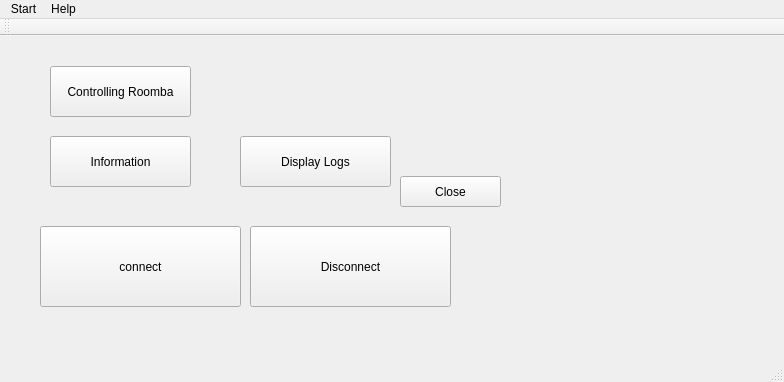
K-4U/ese_project4y5, file GUI/Gui-RoombaV1.0/roomba.ui: the form before one commit.
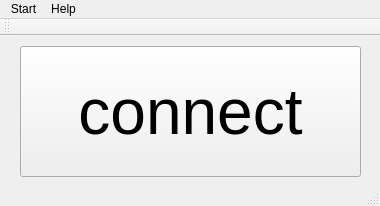
The form after the commit.

The edit to the form file:
```diff
--- a/GUI/Gui-RoombaV1.0/roomba.ui
+++ b/GUI/Gui-RoombaV1.0/roomba.ui
@@ -6,99 +6,39 @@
    <rect>
     <x>0</x>
     <y>0</y>
-    <width>784</width>
-    <height>382</height>
+    <width>380</width>
+    <height>206</height>
    </rect>
   </property>
   <property name="windowTitle">
    <string>Roomba</string>
   </property>
   <widget class="QWidget" name="centralWidget">
-   <widget class="QPushButton" name="pbCloseRoomba">
-    <property name="geometry">
-     <rect>
-      <x>400</x>
-      <y>140</y>
-      <width>101</width>
-      <height>31</height>
-     </rect>
-    </property>
-    <property name="text">
-     <string>Close</string>
-    </property>
-   </widget>
-   <widget class="QPushButton" name="pbControlRoomba">
-    <property name="geometry">
-     <rect>
-      <x>50</x>
-      <y>30</y>
-      <width>141</width>
-      <height>51</height>
-     </rect>
-    </property>
-    <property name="text">
-     <string>Controlling Roomba</string>
-    </property>
-   </widget>
-   <widget class="QPushButton" name="pbInformation">
-    <property name="geometry">
-     <rect>
-      <x>50</x>
-      <y>100</y>
-      <width>141</width>
-      <height>51</height>
-     </rect>
-    </property>
-    <property name="text">
-     <string>Information</string>
-    </property>
-   </widget>
-   <widget class="QPushButton" name="pbDisplayLogs">
-    <property name="geometry">
-     <rect>
-      <x>240</x>
-      <y>100</y>
-      <width>151</width>
-      <height>51</height>
-     </rect>
-    </property>
-    <property name="text">
-     <string>Display Logs</string>
-    </property>
-   </widget>
    <widget class="QPushButton" name="pbConnect">
     <property name="geometry">
      <rect>
-      <x>40</x>
-      <y>190</y>
-      <width>201</width>
-      <height>81</height>
+      <x>20</x>
+      <y>10</y>
+      <width>341</width>
+      <height>131</height>
      </rect>
     </property>
+    <property name="font">
+     <font>
+      <pointsize>48</pointsize>
+     </font>
+    </property>
     <property name="text">
      <string>connect</string>
     </property>
    </widget>
-   <widget class="QPushButton" name="pbDisonnect">
-    <property name="geometry">
-     <rect>
-      <x>250</x>
-      <y>190</y>
-      <width>201</width>
-      <height>81</height>
-     </rect>
-    </property>
-    <property name="text">
-     <string>Disconnect</string>
-    </property>
-   </widget>
   </widget>
   <widget class="QMenuBar" name="menuBar">
    <property name="geometry">
     <rect>
      <x>0</x>
      <y>0</y>
-     <width>784</width>
+     <width>380</width>
      <height>21</height>
     </rect>
    </property>
```
Left out of the diff: 19 changed lines with no effect on the pictures.
